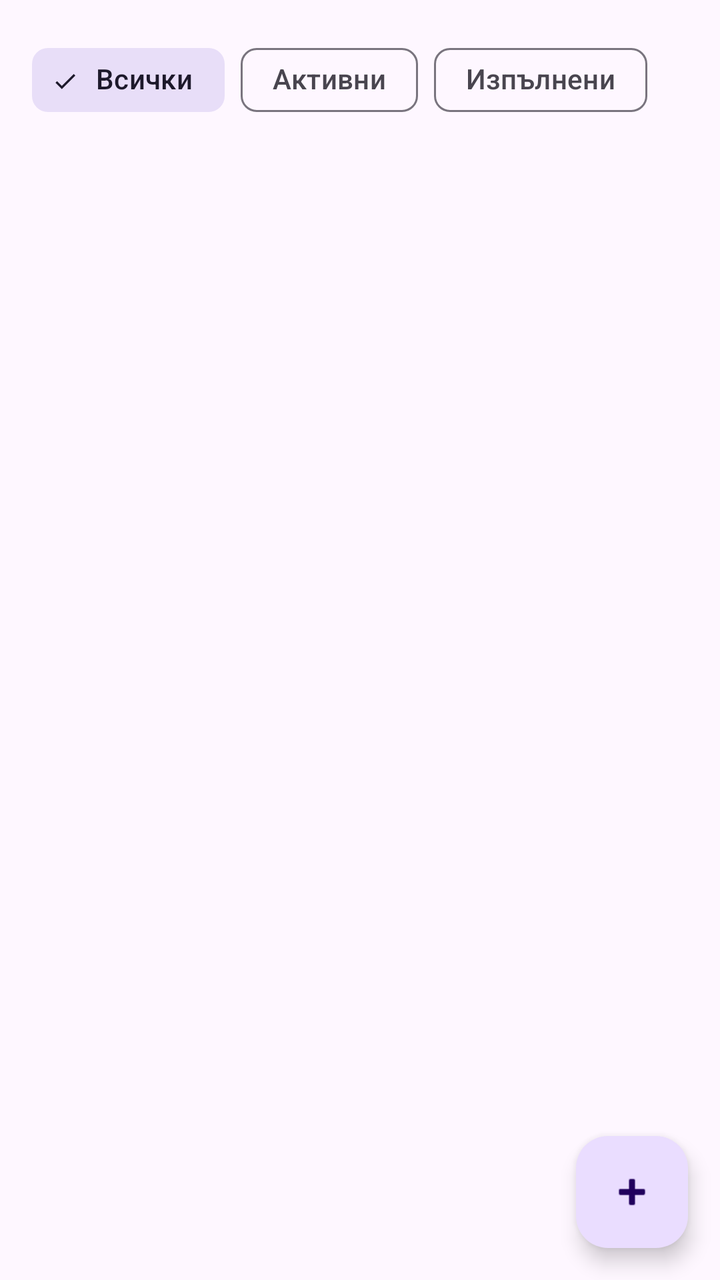
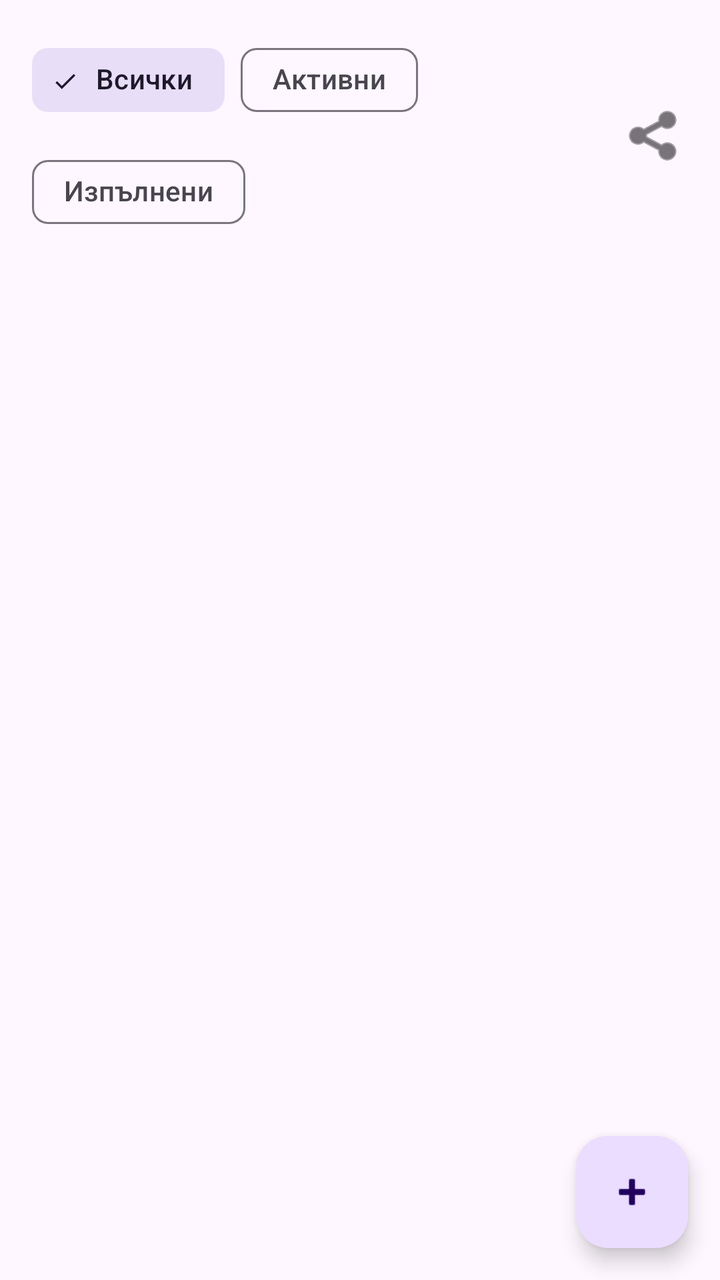

Before-and-after screenshots of an Android layout around one commit, followed by the original layout XML and the change that was made.
<!-- AndroidManifest.xml: application theme Theme.MyTasks -->
<!-- res/layout/fragment_task_list.xml -->
<?xml version="1.0" encoding="utf-8"?>
<androidx.constraintlayout.widget.ConstraintLayout
    xmlns:android="http://schemas.android.com/apk/res/android"
    xmlns:app="http://schemas.android.com/apk/res-auto"
    android:layout_width="match_parent"
    android:layout_height="match_parent">

    <com.google.android.material.chip.ChipGroup
        android:id="@+id/chipGroupFilter"
        android:layout_width="0dp"
        android:layout_height="wrap_content"
        android:layout_margin="16dp"
        app:layout_constraintEnd_toEndOf="parent"
        app:layout_constraintStart_toStartOf="parent"
        app:layout_constraintTop_toTopOf="parent"
        app:selectionRequired="true"
        app:singleSelection="true">

        <com.google.android.material.chip.Chip
            android:id="@+id/chipAll"
            style="@style/Widget.Material3.Chip.Filter"
            android:layout_width="wrap_content"
            android:layout_height="wrap_content"
            android:checked="true"
            android:text="@string/filter_all" />

        <com.google.android.material.chip.Chip
            android:id="@+id/chipActive"
            style="@style/Widget.Material3.Chip.Filter"
            android:layout_width="wrap_content"
            android:layout_height="wrap_content"
            android:text="@string/filter_active" />

        <com.google.android.material.chip.Chip
            android:id="@+id/chipDone"
            style="@style/Widget.Material3.Chip.Filter"
            android:layout_width="wrap_content"
            android:layout_height="wrap_content"
            android:text="@string/filter_done" />

    </com.google.android.material.chip.ChipGroup>

    <androidx.recyclerview.widget.RecyclerView
        android:id="@+id/recyclerTasks"
        android:layout_width="0dp"
        android:layout_height="0dp"
        android:clipToPadding="false"
        android:paddingBottom="88dp"
        app:layout_constraintBottom_toBottomOf="parent"
        app:layout_constraintEnd_toEndOf="parent"
        app:layout_constraintStart_toStartOf="parent"
        app:layout_constraintTop_toBottomOf="@id/chipGroupFilter" />

    <TextView
        android:id="@+id/textEmpty"
        android:layout_width="wrap_content"
        android:layout_height="wrap_content"
        android:text="@string/empty_list"
        android:textAppearance="?attr/textAppearanceBodyLarge"
        android:visibility="gone"
        app:layout_constraintBottom_toBottomOf="parent"
        app:layout_constraintEnd_toEndOf="parent"
        app:layout_constraintStart_toStartOf="parent"
        app:layout_constraintTop_toTopOf="parent" />

    <com.google.android.material.floatingactionbutton.FloatingActionButton
        android:id="@+id/fabAdd"
        android:layout_width="wrap_content"
        android:layout_height="wrap_content"
        android:layout_margin="16dp"
        android:contentDescription="@string/add_task"
        android:src="@android:drawable/ic_input_add"
        app:layout_constraintBottom_toBottomOf="parent"
        app:layout_constraintEnd_toEndOf="parent" />

</androidx.constraintlayout.widget.ConstraintLayout>
<!-- resources referenced by this layout -->
<resources>
  <string name="add_task">Добави задача</string>
  <string name="empty_list">Няма задачи</string>
  <string name="filter_active">Активни</string>
  <string name="filter_all">Всички</string>
  <string name="filter_done">Изпълнени</string>
  <style name="Theme.MyTasks" parent="Base.Theme.MyTasks" />
  <style name="Base.Theme.MyTasks" parent="Theme.Material3.DayNight.NoActionBar">
          
          
      </style>
</resources>

<!-- the commit's change to res/layout/fragment_task_list.xml (unified diff, before → after) -->
@@ -9,8 +9,10 @@
         android:id="@+id/chipGroupFilter"
         android:layout_width="0dp"
         android:layout_height="wrap_content"
-        android:layout_margin="16dp"
-        app:layout_constraintEnd_toEndOf="parent"
+        android:layout_marginStart="16dp"
+        android:layout_marginTop="16dp"
+        android:layout_marginEnd="8dp"
+        app:layout_constraintEnd_toStartOf="@id/buttonShare"
         app:layout_constraintStart_toStartOf="parent"
         app:layout_constraintTop_toTopOf="parent"
         app:selectionRequired="true"
@@ -39,6 +41,19 @@
             android:text="@string/filter_done" />
 
     </com.google.android.material.chip.ChipGroup>
+
+    <ImageButton
+        android:id="@+id/buttonShare"
+        android:layout_width="48dp"
+        android:layout_height="48dp"
+        android:layout_marginEnd="8dp"
+        android:background="?attr/selectableItemBackgroundBorderless"
+        android:contentDescription="@string/share_list"
+        android:src="@android:drawable/ic_menu_share"
+        app:layout_constraintBottom_toBottomOf="@id/chipGroupFilter"
+        app:layout_constraintEnd_toEndOf="parent"
+        app:layout_constraintTop_toTopOf="@id/chipGroupFilter"
+        app:tint="?attr/colorOnSurface" />
 
     <androidx.recyclerview.widget.RecyclerView
         android:id="@+id/recyclerTasks"
<!-- resource entries referenced after the edit -->
@@ -5,6 +5,7 @@
   <string name="filter_active">Активни</string>
   <string name="filter_all">Всички</string>
   <string name="filter_done">Изпълнени</string>
+  <string name="share_list">Сподели списъка</string>
   <style name="Theme.MyTasks" parent="Base.Theme.MyTasks" />
   <style name="Base.Theme.MyTasks" parent="Theme.Material3.DayNight.NoActionBar">
           
